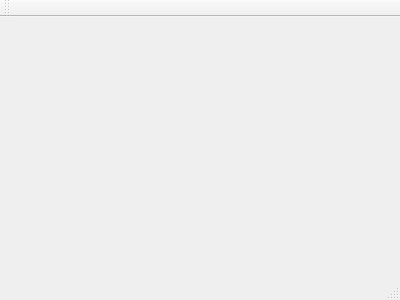
Old version of the form mainwindow.ui in the repository Quirtel/SimplePainter.
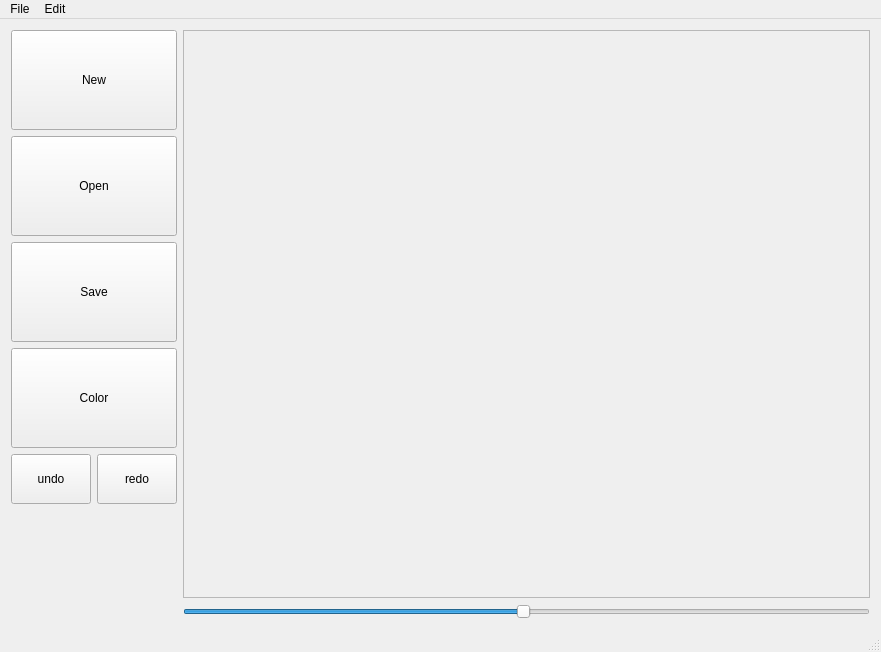
New version of the form.

```diff
--- a/mainwindow.ui
+++ b/mainwindow.ui
@@ -1,24 +1,245 @@
 <ui version="4.0">
  <class>MainWindow</class>
- <widget class="QMainWindow" name="MainWindow" >
-  <property name="geometry" >
+ <widget class="QMainWindow" name="MainWindow">
+  <property name="geometry">
    <rect>
     <x>0</x>
     <y>0</y>
-    <width>400</width>
-    <height>300</height>
+    <width>881</width>
+    <height>652</height>
    </rect>
   </property>
   <property name="windowTitle" >
    <string>MainWindow</string>
   </property>
-  <widget class="QMenuBar" name="menuBar" />
-  <widget class="QToolBar" name="mainToolBar" />
-  <widget class="QWidget" name="centralWidget" />
-  <widget class="QStatusBar" name="statusBar" />
+  <widget class="QWidget" name="centralWidget">
+   <layout class="QGridLayout" name="gridLayout">
+    <item row="0" column="0">
+     <layout class="QVBoxLayout" name="verticalLayout_2">
+      <item>
+       <layout class="QVBoxLayout" name="verticalLayout">
+        <item>
+         <widget class="QPushButton" name="pushButton_new">
+          <property name="minimumSize">
+           <size>
+            <width>100</width>
+            <height>100</height>
+           </size>
+          </property>
+          <property name="text">
+           <string>New</string>
+          </property>
+         </widget>
+        </item>
+        <item>
+         <widget class="QPushButton" name="pushButton_open">
+          <property name="minimumSize">
+           <size>
+            <width>100</width>
+            <height>100</height>
+           </size>
+          </property>
+          <property name="text">
+           <string>Open</string>
+          </property>
+         </widget>
+        </item>
+        <item>
+         <widget class="QPushButton" name="pushButton_save">
+          <property name="minimumSize">
+           <size>
+            <width>100</width>
+            <height>100</height>
+           </size>
+          </property>
+          <property name="text">
+           <string>Save</string>
+          </property>
+         </widget>
+        </item>
+        <item>
+         <widget class="QPushButton" name="pushButton_color">
+          <property name="minimumSize">
+           <size>
+            <width>100</width>
+            <height>100</height>
+           </size>
+          </property>
+          <property name="text">
+           <string>Color</string>
+          </property>
+         </widget>
+        </item>
+       </layout>
+      </item>
+      <item>
+       <layout class="QHBoxLayout" name="horizontalLayout">
+        <item>
+         <widget class="QPushButton" name="pushButton_undo">
+          <property name="minimumSize">
+           <size>
+            <width>50</width>
+            <height>50</height>
+           </size>
+          </property>
+          <property name="text">
+           <string>undo</string>
+          </property>
+         </widget>
+        </item>
+        <item>
+         <widget class="QPushButton" name="pushButton_redo">
+          <property name="minimumSize">
+           <size>
+            <width>50</width>
+            <height>50</height>
+           </size>
+          </property>
+          <property name="text">
+           <string>redo</string>
+          </property>
+         </widget>
+        </item>
+       </layout>
+      </item>
+      <item>
+       <spacer name="verticalSpacer">
+        <property name="orientation">
+         <enum>Qt::Vertical</enum>
+        </property>
+        <property name="sizeHint" stdset="0">
+         <size>
+          <width>20</width>
+          <height>40</height>
+         </size>
+        </property>
+       </spacer>
+      </item>
+     </layout>
+    </item>
+    <item row="0" column="1">
+     <layout class="QVBoxLayout" name="verticalLayout_3">
+      <item>
+       <widget class="QScrollArea" name="scrollArea">
+        <property name="lineWidth">
+         <number>0</number>
+        </property>
+        <property name="widgetResizable">
+         <bool>true</bool>
+        </property>
+        <widget class="QWidget" name="scrollAreaWidgetContents">
+         <property name="geometry">
+          <rect>
+           <x>0</x>
+           <y>0</y>
+           <width>696</width>
+           <height>545</height>
+          </rect>
+         </property>
+         <layout class="QGridLayout" name="gridLayout_2"/>
+        </widget>
+       </widget>
+      </item>
+      <item>
+       <widget class="QSlider" name="horizontalSlider">
+        <property name="minimum">
+         <number>1</number>
+        </property>
+        <property name="maximum">
+         <number>100</number>
+        </property>
+        <property name="pageStep">
+         <number>1</number>
+        </property>
+        <property name="value">
+         <number>50</number>
+        </property>
+        <property name="orientation">
+         <enum>Qt::Horizontal</enum>
+        </property>
+        <property name="tickPosition">
+         <enum>QSlider::NoTicks</enum>
+        </property>
+       </widget>
+      </item>
+     </layout>
+    </item>
+   </layout>
+  </widget>
+  <widget class="QMenuBar" name="menuBar">
+   <property name="geometry">
+    <rect>
+     <x>0</x>
+     <y>0</y>
+     <width>881</width>
+     <height>22</height>
+    </rect>
+   </property>
+   <widget class="QMenu" name="menuFile">
+    <property name="title">
+     <string>File</string>
+    </property>
+   </widget>
+   <widget class="QMenu" name="menuEdit">
+    <property name="title">
+     <string>Edit</string>
+    </property>
+    <widget class="QMenu" name="menuPen">
+     <property name="title">
+      <string>Pen</string>
+     </property>
+     <widget class="QMenu" name="menuStyle">
+      <property name="title">
+       <string>Style</string>
+      </property>
+      <addaction name="actionSolid"/>
+      <addaction name="actionDot"/>
+      <addaction name="actionDashDot"/>
+     </widget>
+     <addaction name="menuStyle"/>
+     <addaction name="actionColor_2"/>
+    </widget>
+    <addaction name="actionStyle"/>
+    <addaction name="actionColor"/>
+    <addaction name="separator"/>
+    <addaction name="menuPen"/>
+   </widget>
+   <addaction name="menuFile"/>
+   <addaction name="menuEdit"/>
+  </widget>
+  <widget class="QStatusBar" name="statusBar"/>
+  <action name="actionStyle">
+   <property name="text">
+    <string>Undo</string>
+   </property>
+  </action>
+  <action name="actionColor">
+   <property name="text">
+    <string>Redo</string>
+   </property>
+  </action>
+  <action name="actionColor_2">
+   <property name="text">
+    <string>Color</string>
+   </property>
+  </action>
+  <action name="actionSolid">
+   <property name="text">
+    <string>Solid</string>
+   </property>
+  </action>
+  <action name="actionDot">
+   <property name="text">
+    <string>Dot</string>
+   </property>
+  </action>
+  <action name="actionDashDot">
+   <property name="text">
+    <string>DashDot</string>
+   </property>
+  </action>
  </widget>
- <layoutDefault spacing="6" margin="11" />
- <pixmapfunction></pixmapfunction>
+ <layoutdefault spacing="6" margin="11"/>
  <resources/>
  <connections/>
 </ui>
```
Left out of the diff: 3 changed lines with no effect on the pictures.
